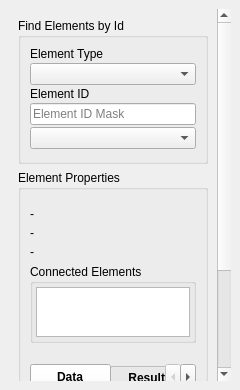
Qt form ui/qgisred_element_explorer_dock.ui (qgisred/QGISRed) before a commit.
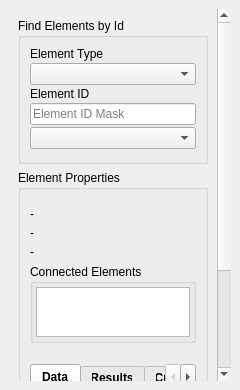
The same form after that commit. Custom widgets are drawn as their Qt base class.

Commit message: ElementExplorer: Adjust tabs width

What changed in the file:
```diff
--- a/ui/qgisred_element_explorer_dock.ui
+++ b/ui/qgisred_element_explorer_dock.ui
@@ -285,7 +285,7 @@
                 <bool>true</bool>
                </property>
                <property name="styleSheet">
-                <string notr="true">QTabBar::tab { font-weight: bold; min-width: 80px; }</string>
+                <string notr="true">QTabBar::tab { font-weight: bold;}</string>
                </property>
                <property name="currentIndex">
                 <number>0</number>
```
The commit also changes 1 other file.
